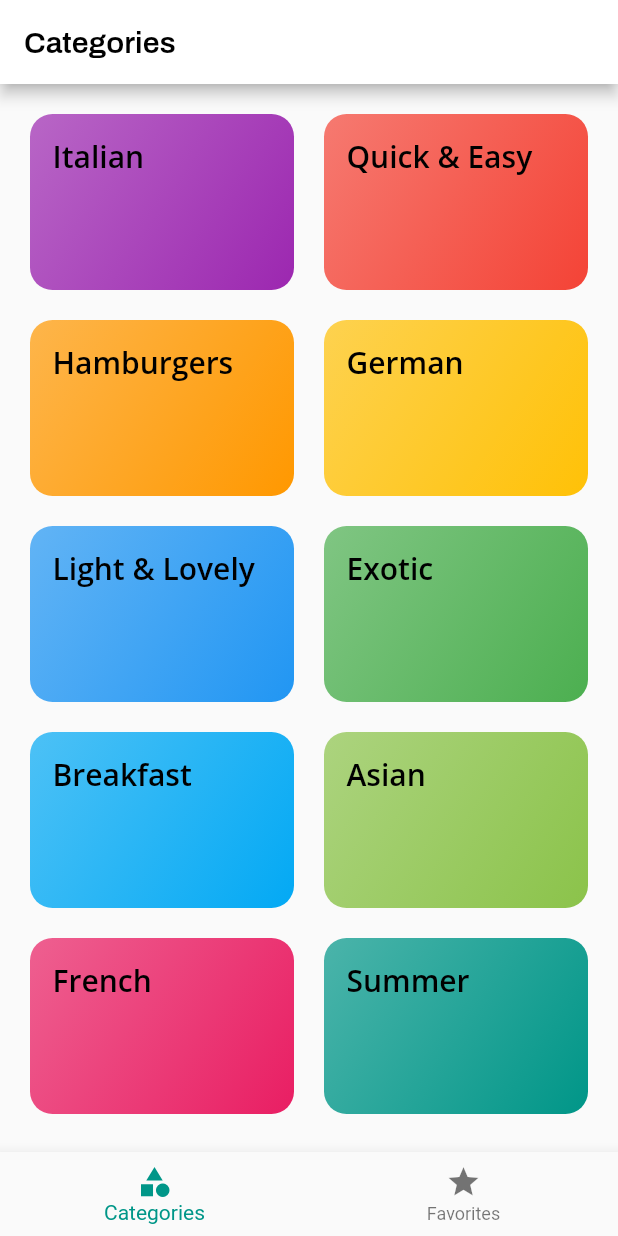
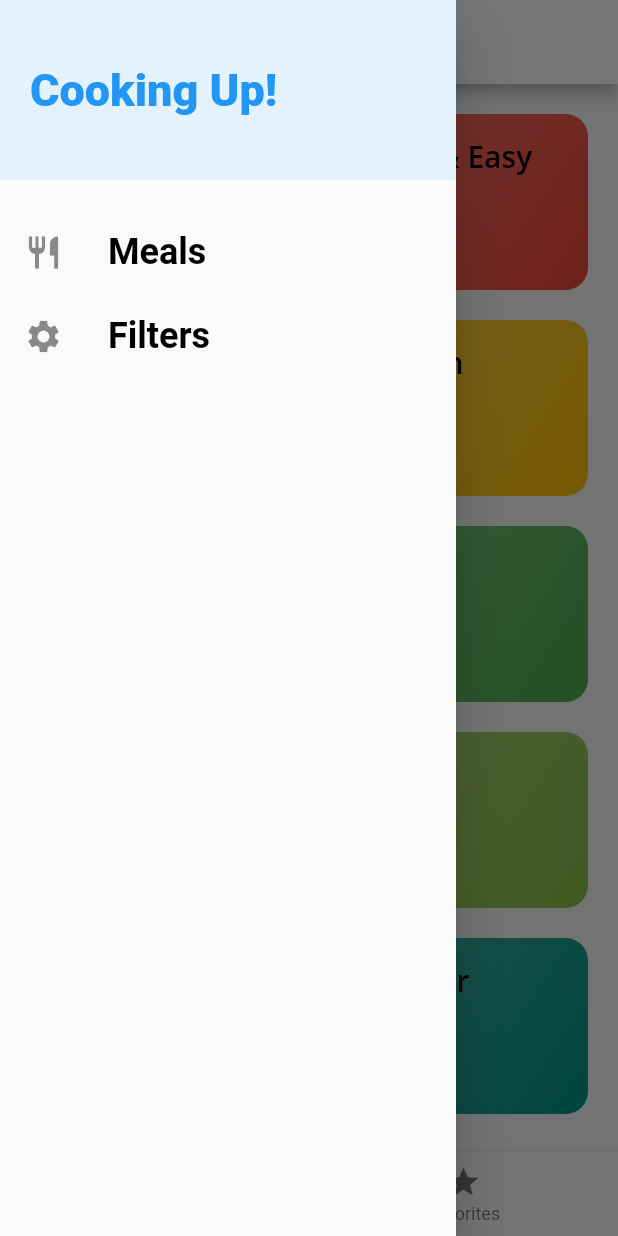
Before and after one commit to davidaodejobi/Flutter-and-Dart-Course, a Flutter app: the screen it shows after launch, with the side drawer open (before the commit the screen has no drawer), on a phone screen of 412 x 824 dp. Run offline on Flutter 3.47's test engine with Material 2 defaults, Android fonts, the phone set to English and light mode, and no system bars; our stand-ins replace google_fonts.

Commit message:
add drawer to the app with to buttons

```diff
--- a/meal_app/lib/screens/tabs_screen.dart
+++ b/meal_app/lib/screens/tabs_screen.dart
@@ -1,5 +1,6 @@
 import 'package:flutter/material.dart';
 
+import '/widgets/main_drawer.dart';
 import './favorites_screen.dart';
 import './categories_screen.dart';
 
@@ -35,6 +36,7 @@ class _TabsScreenState extends State<TabsScreen> {
       appBar: AppBar(
         title: Text(_pages[_selectedPageIndex]['title'] as String),
       ),
+      drawer: MainDrawer(),
       body: _pages[_selectedPageIndex]['page'] as Widget,
       bottomNavigationBar: BottomNavigationBar(
         onTap: _selectPage,
--- /dev/null
+++ b/meal_app/lib/widgets/main_drawer.dart
@@ -0,0 +1,59 @@
+import 'package:flutter/material.dart';
+import 'package:google_fonts/google_fonts.dart';
+
+class MainDrawer extends StatelessWidget {
+  Widget buildListTile(String title, IconData icon) {
+    return ListTile(
+      leading: Icon(
+        icon,
+        size: 26,
+      ),
+      title: Text(
+        title,
+        style: TextStyle(
+          fontFamily: GoogleFonts.lancelot(fontSize: 20).fontFamily,
+          fontSize: 24,
+          fontWeight: FontWeight.bold,
+        ),
+      ),
+      onTap: () {
+        // ...
+      },
+    );
+  }
+
+  @override
+  Widget build(BuildContext context) {
+    return Drawer(
+      child: Column(
+        children: <Widget>[
+          Container(
+            height: 120,
+            width: double.infinity,
+            padding: EdgeInsets.all(20),
+            alignment: Alignment.centerLeft,
+            color: Theme.of(context).secondaryHeaderColor,
+            child: Text(
+              'Cooking Up!',
+              style: TextStyle(
+                  fontWeight: FontWeight.w900,
+                  fontSize: 30,
+                  color: Theme.of(context).primaryColor),
+            ),
+          ),
+          SizedBox(
+            height: 20,
+          ),
+          buildListTile(
+            'Meals',
+            Icons.restaurant,
+          ),
+          buildListTile(
+            'Filters',
+            Icons.settings,
+          ),
+        ],
+      ),
+    );
+  }
+}
```
